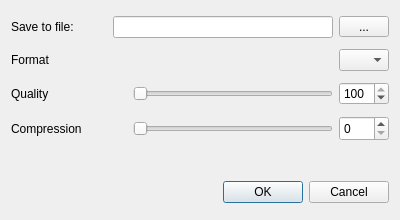
The window that src/forms/dialogexportimage.ui (socnetv/app) describes before a commit, drawn with Qt 5.
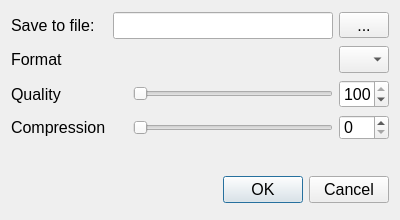
The same window after the commit.

Commit message: started v2.8 dev. Fixed some font sizes in dialogs (MacOS)

Patch:
```diff
--- a/src/forms/dialogexportimage.ui
+++ b/src/forms/dialogexportimage.ui
@@ -30,6 +30,11 @@
     <layout class="QHBoxLayout" name="horizontalLayout">
      <item>
       <widget class="QLabel" name="label">
+       <property name="font">
+        <font>
+         <pointsize>12</pointsize>
+        </font>
+       </property>
        <property name="text">
         <string>Save to file:</string>
        </property>
@@ -37,6 +42,11 @@
      </item>
      <item>
       <spacer name="horizontalSpacer">
+       <property name="font">
+        <font>
+         <pointsize>12</pointsize>
+        </font>
+       </property>
        <property name="orientation">
         <enum>Qt::Horizontal</enum>
        </property>
@@ -56,6 +66,11 @@
          <height>0</height>
         </size>
        </property>
+       <property name="font">
+        <font>
+         <pointsize>12</pointsize>
+        </font>
+       </property>
        <property name="toolTip">
         <string>&lt;html&gt;&lt;head/&gt;&lt;body&gt;&lt;p&gt;&lt;span style=&quot; font-weight:600;&quot;&gt;Image filename&lt;/span&gt;&lt;/p&gt;&lt;p&gt;The path and the filename of the resulting image. &lt;/p&gt;&lt;p&gt;Click the button on the right to select a new filename.&lt;/p&gt;&lt;p&gt;&lt;br/&gt;&lt;/p&gt;&lt;/body&gt;&lt;/html&gt;</string>
        </property>
@@ -75,6 +90,11 @@
          <height>16777215</height>
         </size>
        </property>
+       <property name="font">
+        <font>
+         <pointsize>12</pointsize>
+        </font>
+       </property>
        <property name="cursor">
         <cursorShape>PointingHandCursor</cursorShape>
        </property>
@@ -95,6 +115,11 @@
     <layout class="QHBoxLayout" name="horizontalLayout_25">
      <item>
       <widget class="QLabel" name="label_24">
+       <property name="font">
+        <font>
+         <pointsize>12</pointsize>
+        </font>
+       </property>
        <property name="text">
         <string>Format</string>
        </property>
@@ -105,7 +130,7 @@
        <property name="font">
         <font>
          <family>DejaVu Sans</family>
-         <pointsize>11</pointsize>
+         <pointsize>12</pointsize>
         </font>
        </property>
        <property name="orientation">
@@ -139,6 +164,11 @@
          <height>16777215</height>
         </size>
        </property>
+       <property name="font">
+        <font>
+         <pointsize>12</pointsize>
+        </font>
+       </property>
        <property name="toolTip">
         <string>&lt;!DOCTYPE HTML PUBLIC &quot;-//W3C//DTD HTML 4.0//EN&quot; &quot;http://www.w3.org/TR/REC-html40/strict.dtd&quot;&gt;
 &lt;html&gt;&lt;head&gt;&lt;meta name=&quot;qrichtext&quot; content=&quot;1&quot; /&gt;&lt;style type=&quot;text/css&quot;&gt;
@@ -160,6 +190,11 @@
     <layout class="QHBoxLayout" name="horizontalLayout_2">
      <item>
       <widget class="QLabel" name="label_2">
+       <property name="font">
+        <font>
+         <pointsize>12</pointsize>
+        </font>
+       </property>
        <property name="text">
         <string>Quality</string>
        </property>
@@ -167,6 +202,11 @@
      </item>
      <item>
       <spacer name="horizontalSpacer_3">
+       <property name="font">
+        <font>
+         <pointsize>12</pointsize>
+        </font>
+       </property>
        <property name="orientation">
         <enum>Qt::Horizontal</enum>
        </property>
@@ -205,6 +245,11 @@
          <height>16777215</height>
         </size>
        </property>
+       <property name="font">
+        <font>
+         <pointsize>12</pointsize>
+        </font>
+       </property>
        <property name="maximum">
         <number>100</number>
        </property>
@@ -219,6 +264,11 @@
     <layout class="QHBoxLayout" name="horizontalLayout_3">
      <item>
       <widget class="QLabel" name="label_3">
+       <property name="font">
+        <font>
+         <pointsize>12</pointsize>
+        </font>
+       </property>
        <property name="text">
         <string>Compression</string>
        </property>
@@ -226,6 +276,11 @@
      </item>
      <item>
       <spacer name="horizontalSpacer_2">
+       <property name="font">
+        <font>
+         <pointsize>12</pointsize>
+        </font>
+       </property>
        <property name="orientation">
         <enum>Qt::Horizontal</enum>
        </property>
@@ -245,6 +300,11 @@
          <height>0</height>
         </size>
        </property>
+       <property name="font">
+        <font>
+         <pointsize>12</pointsize>
+        </font>
+       </property>
        <property name="orientation">
         <enum>Qt::Horizontal</enum>
        </property>
@@ -270,6 +330,11 @@
          <height>25</height>
         </size>
        </property>
+       <property name="font">
+        <font>
+         <pointsize>12</pointsize>
+        </font>
+       </property>
        <property name="maximum">
         <number>100</number>
        </property>
@@ -279,6 +344,11 @@
    </item>
    <item row="4" column="1">
     <spacer name="verticalSpacer">
+     <property name="font">
+      <font>
+       <pointsize>12</pointsize>
+      </font>
+     </property>
      <property name="orientation">
       <enum>Qt::Vertical</enum>
      </property>
@@ -295,6 +365,11 @@
    </item>
    <item row="5" column="0" colspan="2">
     <widget class="QDialogButtonBox" name="buttonBox">
+     <property name="font">
+      <font>
+       <pointsize>12</pointsize>
+      </font>
+     </property>
      <property name="orientation">
       <enum>Qt::Horizontal</enum>
      </property>
```
Left out of the diff: 5 changed lines with no effect on the pictures. The commit also changes 51 other files.
